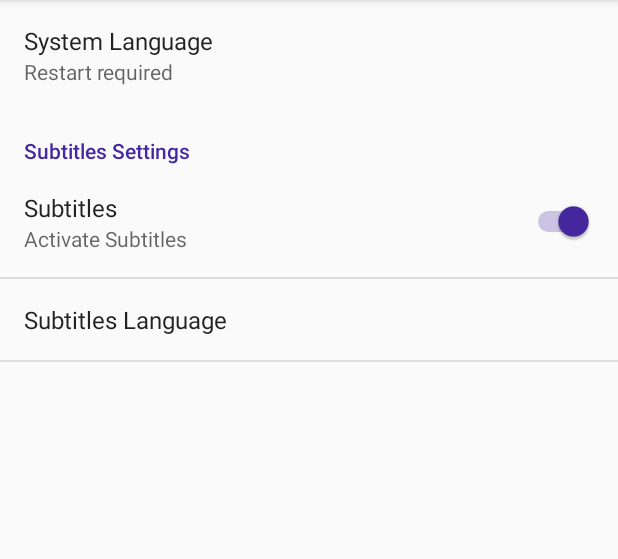
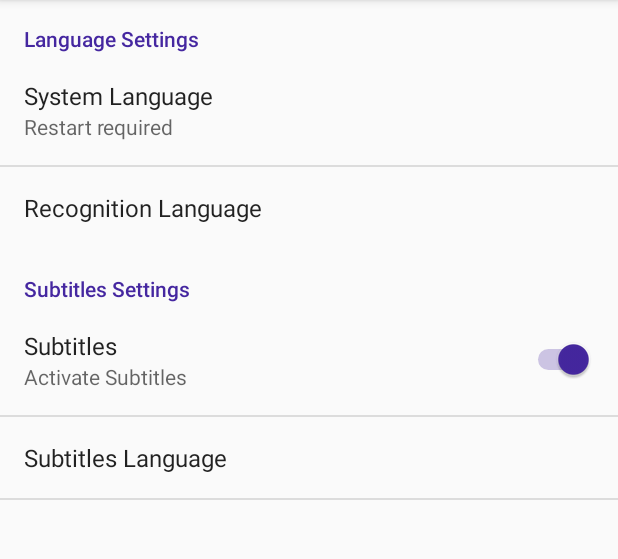
Before and after one commit to Glup3/Amadeus, an Android app: the screen it shows after launch (SettingsActivity), after a tap on "SETTINGS", on a phone screen of 412 x 824 dp, the part 84-643 px from its top. Run offline under Robolectric (Android 15) with nearby library versions, the phone set to English and light mode, and no system bars.

Commit message:
add recognition language setting
Signed-off-by: Glup3 <glupstar312@gmail.com>

```diff
--- a/app/src/main/java/at/tra/glup3/amadeus/MainActivity.java
+++ b/app/src/main/java/at/tra/glup3/amadeus/MainActivity.java
@@ -3,24 +3,21 @@ package at.tra.glup3.amadeus;
 import android.Manifest;
 import android.content.Context;
 import android.content.Intent;
+import android.content.SharedPreferences;
 import android.os.Build;
+import android.preference.PreferenceManager;
 import android.speech.RecognizerIntent;
 import android.speech.SpeechRecognizer;
-import android.support.annotation.Nullable;
 import android.support.v4.app.ActivityCompat;
 import android.support.v7.app.AppCompatActivity;
 import android.os.Bundle;
 import android.view.View;
-import android.widget.TextView;
 import android.widget.Toast;
-
-import java.util.ArrayList;
-import java.util.Locale;
 
 public class MainActivity extends AppCompatActivity {
 
     private SpeechRecognizer mySpeechRecognizer;
-
+    private String recognitionLanguage;
 
 
 
@@ -28,6 +25,9 @@ public class MainActivity extends AppCompatActivity {
     protected void onCreate(Bundle savedInstanceState) {
         super.onCreate(savedInstanceState);
         setContentView(R.layout.activity_main);
+
+        SharedPreferences mySettings = PreferenceManager.getDefaultSharedPreferences(getApplicationContext());
+        recognitionLanguage = mySettings.getString("pref_recognition_language_key", "ja-JP");
 
 
 
@@ -49,7 +49,7 @@ public class MainActivity extends AppCompatActivity {
     public void getSpeechInput(View view) {
         Intent intent = new Intent(RecognizerIntent.ACTION_RECOGNIZE_SPEECH);
         intent.putExtra(RecognizerIntent.EXTRA_LANGUAGE_MODEL, RecognizerIntent.LANGUAGE_MODEL_FREE_FORM);
-        intent.putExtra(RecognizerIntent.EXTRA_LANGUAGE, "en-US");
+        intent.putExtra(RecognizerIntent.EXTRA_LANGUAGE, recognitionLanguage);
 
         if(intent.resolveActivity(getPackageManager()) != null) {
             mySpeechRecognizer.startListening(intent);
--- a/app/src/main/res/values/arrays.xml
+++ b/app/src/main/res/values/arrays.xml
@@ -14,5 +14,17 @@
     </string-array>
 
 
+    <!-- Recognition Language List -->
+    <string-array name="pref_recognition_language_titles">
+        <item>Deutsch</item>
+        <item>English</item>
+        <item>日本語</item>
+    </string-array>
+    <string-array name="pref_recognition_language_values">
+        <item>de-DE</item>
+        <item>en-US</item>
+        <item>ja-JP</item>
+    </string-array>
+
 
 </resources>
--- a/app/src/main/res/values/strings.xml
+++ b/app/src/main/res/values/strings.xml
@@ -4,9 +4,14 @@
     <!-- Strings for Settings/Preferences -->
 
     <!-- Language -->
+    <string name="pref_category_title_languages">Language Settings</string>
     <string name="pref_title_language">System Language</string>
     <string name="pref_language_defaultValue" translatable="false">en</string>
     <string name="pref_language_summary">Restart required</string>
+
+    <!-- Recognition Language -->
+    <string name="pref_recognition_language_defaultValue">ja-JP</string>
+    <string name="pref_recognition_language_title">Recognition Language</string>
 
     <!-- Subtitles -->
     <string name="pref_category_title_subtitles">Subtitles Settings</string>
--- a/app/src/main/res/xml/preferences.xml
+++ b/app/src/main/res/xml/preferences.xml
@@ -1,5 +1,8 @@
 <PreferenceScreen xmlns:android="http://schemas.android.com/apk/res/android">
 
+    <PreferenceCategory
+        android:title="@string/pref_category_title_languages"
+        android:key="pref_category_language_key">
         <ListPreference
             android:defaultValue="@string/pref_language_defaultValue"
             android:title="@string/pref_title_language"
@@ -8,11 +11,21 @@
             android:key="pref_language_key"
             android:negativeButtonText="@null"
             android:positiveButtonText="@null"
-        android:summary="@string/pref_language_summary"/>
+            android:summary="@string/pref_language_summary" />
+
+        <ListPreference
+            android:defaultValue="@string/pref_recognition_language_defaultValue"
+            android:title="@string/pref_recognition_language_title"
+            android:entries="@array/pref_recognition_language_titles"
+            android:entryValues="@array/pref_recognition_language_values"
+            android:key="pref_recognition_language_key"
+            android:negativeButtonText="@null"
+            android:positiveButtonText="@null" />
+    </PreferenceCategory>
 
     <PreferenceCategory
         android:title="@string/pref_category_title_subtitles"
-        android:key="pref_category_language_key" >
+        android:key="pref_category_subtitles_key" >
 
         <SwitchPreference
             android:defaultValue="true"
```
Lines whose indentation alone changed are shown as unchanged.
